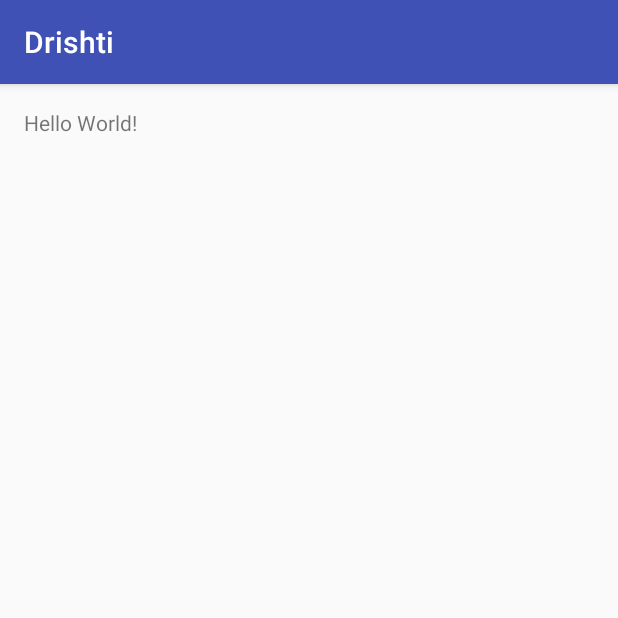
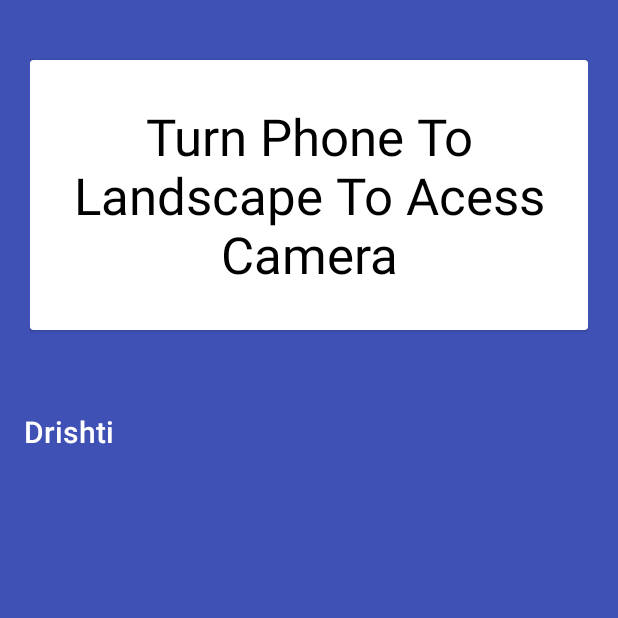
Before and after one commit to AldrichMascarenhas/Drishti-Android-App, an Android app: the screen it shows after launch (Dashboard), on a phone screen of 412 x 824 dp, the top half of it. Run offline under Robolectric (Android 15) with nearby library versions, the phone set to English and light mode, and no system bars.

Commit message:
Dashboard Layout

```diff
--- a/app/src/main/java/com/example/semicolon/drishti/Dashboard.java
+++ b/app/src/main/java/com/example/semicolon/drishti/Dashboard.java
@@ -1,7 +1,12 @@
 package com.example.semicolon.drishti;
 
+import android.content.Intent;
+import android.content.res.Configuration;
 import android.support.v7.app.AppCompatActivity;
 import android.os.Bundle;
+import android.support.v7.widget.Toolbar;
+
+import static android.R.attr.value;
 
 public class Dashboard extends AppCompatActivity {
 
@@ -9,5 +14,22 @@ public class Dashboard extends AppCompatActivity {
     protected void onCreate(Bundle savedInstanceState) {
         super.onCreate(savedInstanceState);
         setContentView(R.layout.activity_dashboard);
+        Toolbar toolbar = (Toolbar) findViewById(R.id.toolbar);
+        setSupportActionBar(toolbar);
+
+        }
+
+    @Override
+    public void onConfigurationChanged(Configuration newConfig) {
+        super.onConfigurationChanged(newConfig);
+
+        // Checks the orientation of the screen
+        if (newConfig.orientation == Configuration.ORIENTATION_LANDSCAPE) {
+            Intent myIntent = new Intent(Dashboard.this, Session.class);
+            myIntent.putExtra("key", value); //Optional parameters
+            Dashboard.this.startActivity(myIntent);
+        } else if (newConfig.orientation == Configuration.ORIENTATION_PORTRAIT) {
+
+        }
     }
 }
--- a/app/src/main/res/layout/activity_dashboard.xml
+++ b/app/src/main/res/layout/activity_dashboard.xml
@@ -1,17 +1,72 @@
 <?xml version="1.0" encoding="utf-8"?>
-<RelativeLayout xmlns:android="http://schemas.android.com/apk/res/android"
+<android.support.design.widget.CoordinatorLayout xmlns:android="http://schemas.android.com/apk/res/android"
+    xmlns:app="http://schemas.android.com/apk/res-auto"
     xmlns:tools="http://schemas.android.com/tools"
-    android:id="@+id/activity_dashboard"
     android:layout_width="match_parent"
     android:layout_height="match_parent"
-    android:paddingBottom="@dimen/activity_vertical_margin"
-    android:paddingLeft="@dimen/activity_horizontal_margin"
-    android:paddingRight="@dimen/activity_horizontal_margin"
-    android:paddingTop="@dimen/activity_vertical_margin"
-    tools:context="com.example.semicolon.drishti.Dashboard">
+    android:background="@color/colorPrimary"
+    android:fitsSystemWindows="true"
+    >
 
-    <TextView
-        android:layout_width="wrap_content"
+    <android.support.design.widget.AppBarLayout
+        android:id="@+id/app_bar"
+        android:layout_width="match_parent"
         android:layout_height="wrap_content"
-        android:text="Hello World!" />
-</RelativeLayout>
+        android:background="@color/colorPrimary"
+        android:fitsSystemWindows="false"
+       >
+
+
+        <RelativeLayout
+
+            android:layout_width="match_parent"
+            android:layout_height="220dp"
+            android:layout_margin="20dp"
+            android:background="@color/colorPrimary"
+            android:orientation="vertical"
+            android:scaleType="fitXY"
+            app:layout_collapseMode="parallax"
+            app:layout_scrollFlags="scroll|enterAlways|enterAlwaysCollapsed">
+
+
+            <android.support.v7.widget.CardView
+                android:id="@+id/twolevel"
+                android:layout_width="match_parent"
+                android:layout_height="180dp"
+                android:layout_centerInParent="true"
+                android:visibility="visible">
+
+                <RelativeLayout
+                    android:layout_width="match_parent"
+                    android:layout_height="match_parent">
+
+
+                    <TextView
+                        android:layout_width="wrap_content"
+                        android:layout_height="wrap_content"
+                        android:layout_centerInParent="true"
+                        android:gravity="center"
+                        android:text="Turn Phone To Landscape To Acess Camera"
+                        android:textAppearance="@style/TextAppearance.AppCompat.Display1"
+                        android:textColor="@color/black" />
+                </RelativeLayout>
+
+
+            </android.support.v7.widget.CardView>
+        </RelativeLayout>
+
+        <android.support.v7.widget.Toolbar
+            android:id="@+id/toolbar"
+            android:layout_width="match_parent"
+            android:layout_height="?attr/actionBarSize"
+            android:theme="@style/ThemeOverlay.AppCompat.Dark.ActionBar"
+            app:layout_collapseMode="pin"
+            app:popupTheme="@style/ThemeOverlay.AppCompat.Light" />
+
+    </android.support.design.widget.AppBarLayout>
+
+
+
+
+
+</android.support.design.widget.CoordinatorLayout>
--- a/app/src/main/res/values/colors.xml
+++ b/app/src/main/res/values/colors.xml
@@ -2,5 +2,7 @@
 <resources>
     <color name="colorPrimary">#3F51B5</color>
     <color name="colorPrimaryDark">#303F9F</color>
-    <color name="colorAccent">#FF4081</color>
+    <color name="colorAccent">#FF4081</color>e
+    <color name="white">#ffffff</color>
+    <color name="black">#000000</color>
 </resources>
--- a/app/src/main/res/values/styles.xml
+++ b/app/src/main/res/values/styles.xml
@@ -1,7 +1,7 @@
 <resources>
 
     <!-- Base application theme. -->
-    <style name="AppTheme" parent="Theme.AppCompat.Light.DarkActionBar">
+    <style name="AppTheme" parent="Theme.AppCompat.Light.NoActionBar">
         <!-- Customize your theme here. -->
         <item name="colorPrimary">@color/colorPrimary</item>
         <item name="colorPrimaryDark">@color/colorPrimaryDark</item>
```
